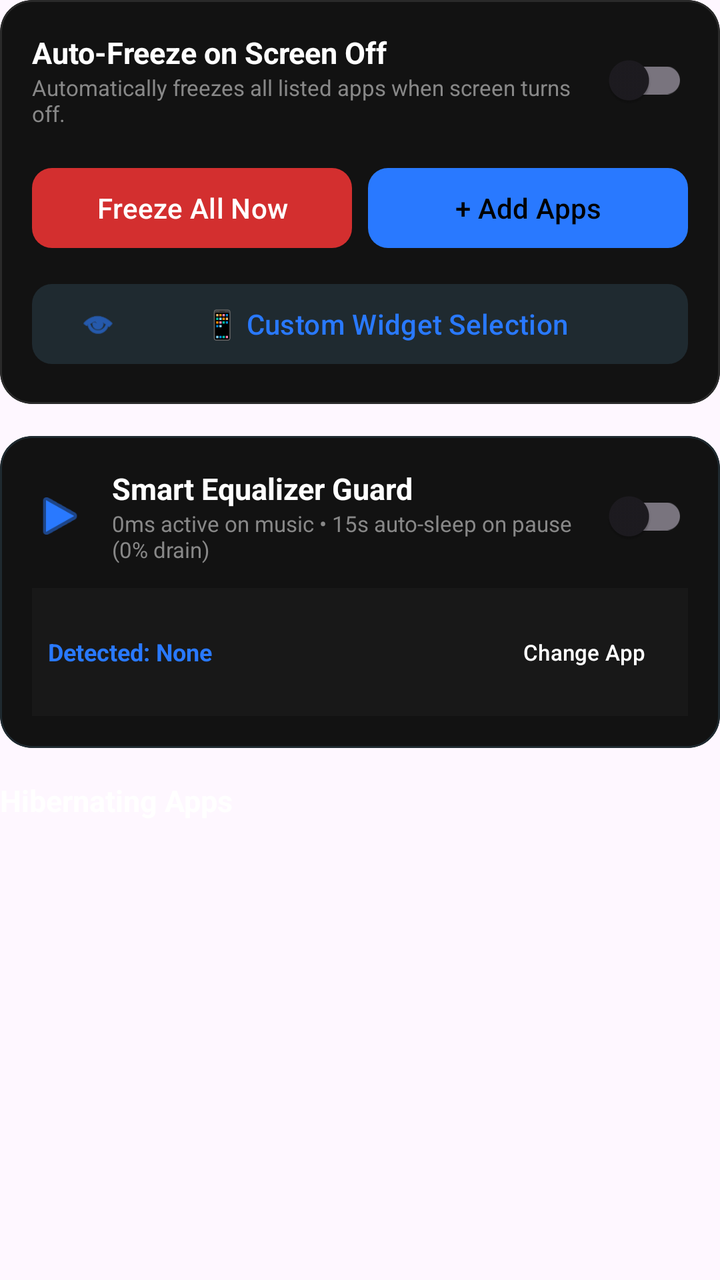
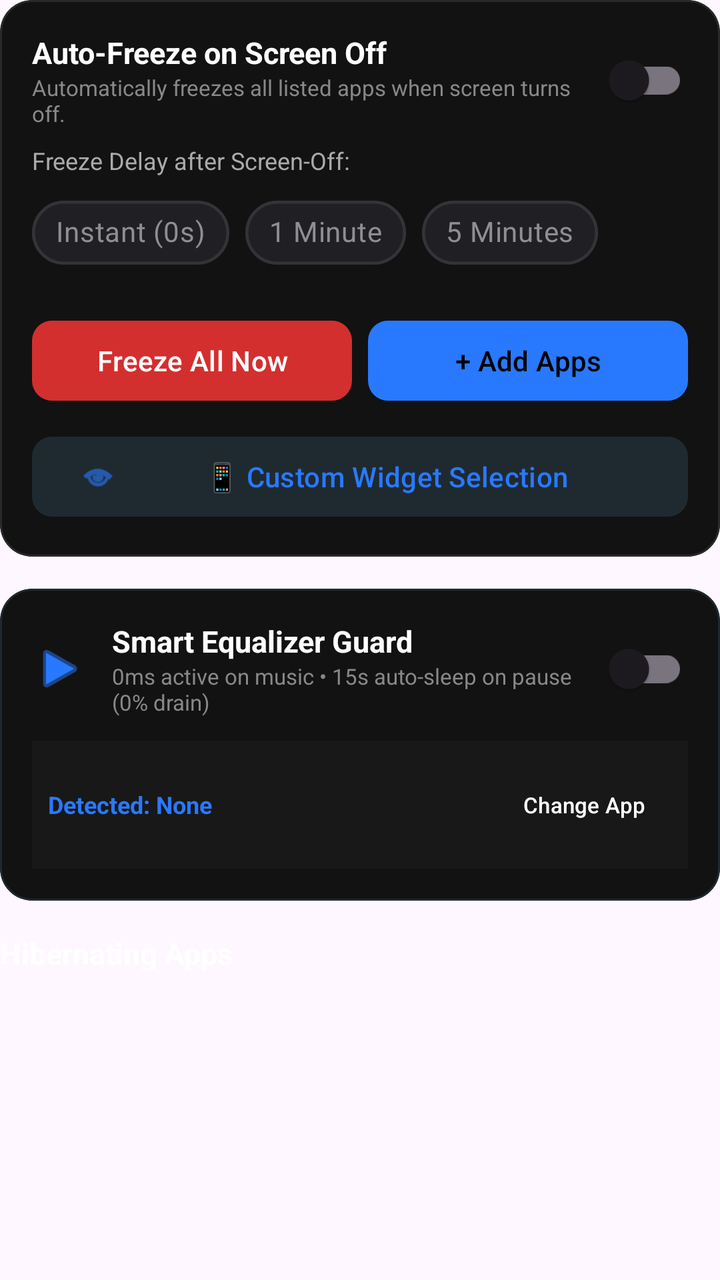

Screens rendered from an Android XML layout before and after an edit, with the pre-edit source and the edit as a unified diff.
<!-- AndroidManifest.xml: application theme Theme.PhoneControl -->
<!-- res/layout/layout_freezer_header.xml -->
<?xml version="1.0" encoding="utf-8"?>
<LinearLayout xmlns:android="http://schemas.android.com/apk/res/android"
    xmlns:app="http://schemas.android.com/apk/res-auto"
    android:layout_width="match_parent"
    android:layout_height="wrap_content"
    android:orientation="vertical"
    android:paddingBottom="8dp">

    
    <com.google.android.material.card.MaterialCardView
        android:id="@+id/cardGlobalControls"
        android:layout_width="match_parent"
        android:layout_height="wrap_content"
        android:layout_marginBottom="16dp"
        app:cardCornerRadius="16dp"
        app:cardBackgroundColor="#121212"
        app:strokeWidth="1dp"
        app:strokeColor="#2A2A2A">

        <LinearLayout
            android:layout_width="match_parent"
            android:layout_height="wrap_content"
            android:orientation="vertical"
            android:padding="16dp">

            <LinearLayout
                android:layout_width="match_parent"
                android:layout_height="wrap_content"
                android:gravity="center_vertical">
                <LinearLayout
                    android:layout_width="0dp"
                    android:layout_height="wrap_content"
                    android:layout_weight="1"
                    android:orientation="vertical">
                    <TextView
                        android:layout_width="wrap_content"
                        android:layout_height="wrap_content"
                        android:text="Auto-Freeze on Screen Off"
                        android:textColor="#FFFFFF"
                        android:textStyle="bold"
                        android:textSize="15sp" />
                    <TextView
                        android:layout_width="wrap_content"
                        android:layout_height="wrap_content"
                        android:text="Automatically freezes all listed apps when screen turns off."
                        android:textColor="#888888"
                        android:textSize="11sp" />
                </LinearLayout>
                <com.google.android.material.switchmaterial.SwitchMaterial
                    android:id="@+id/switchAutoFreeze"
                    android:layout_width="wrap_content"
                    android:layout_height="wrap_content" />
            </LinearLayout>

            <LinearLayout
                android:layout_width="match_parent"
                android:layout_height="wrap_content"
                android:orientation="horizontal"
                android:layout_marginTop="16dp">

                <com.google.android.material.button.MaterialButton
                    android:id="@+id/btnFreezeAll"
                    android:layout_width="0dp"
                    android:layout_height="wrap_content"
                    android:layout_weight="1"
                    android:text="Freeze All Now"
                    android:textColor="#FFFFFF"
                    app:backgroundTint="#D32F2F"
                    app:cornerRadius="10dp"
                    android:layout_marginEnd="8dp" />

                <com.google.android.material.button.MaterialButton
                    android:id="@+id/btnAddApps"
                    android:layout_width="0dp"
                    android:layout_height="wrap_content"
                    android:layout_weight="1"
                    android:text="+ Add Apps"
                    android:textColor="#000000"
                    app:backgroundTint="@color/color_freezer"
                    app:cornerRadius="10dp" />
            </LinearLayout>

            <com.google.android.material.button.MaterialButton
                android:id="@+id/btnCustomWidgetApps"
                style="@style/Widget.Material3.Button.TonalButton"
                android:layout_width="match_parent"
                android:layout_height="wrap_content"
                android:layout_marginTop="10dp"
                android:text="📱 Custom Widget Selection"
                android:textColor="@color/color_freezer"
                app:icon="@android:drawable/ic_menu_view"
                app:iconTint="@color/color_freezer"
                app:backgroundTint="#1F2A30"
                app:cornerRadius="10dp" />

        </LinearLayout>
    </com.google.android.material.card.MaterialCardView>

    
    <com.google.android.material.card.MaterialCardView
        android:id="@+id/cardEqualizerGuard"
        android:layout_width="match_parent"
        android:layout_height="wrap_content"
        android:layout_marginBottom="16dp"
        app:cardCornerRadius="16dp"
        app:cardBackgroundColor="#121212"
        app:strokeWidth="1dp"
        app:strokeColor="#1F2A30">

        <LinearLayout
            android:layout_width="match_parent"
            android:layout_height="wrap_content"
            android:orientation="vertical"
            android:padding="16dp">

            <LinearLayout
                android:layout_width="match_parent"
                android:layout_height="wrap_content"
                android:gravity="center_vertical">

                <ImageView
                    android:layout_width="28dp"
                    android:layout_height="28dp"
                    android:src="@android:drawable/ic_media_play"
                    app:tint="@color/color_freezer"
                    android:layout_marginEnd="12dp" />

                <LinearLayout
                    android:layout_width="0dp"
                    android:layout_height="wrap_content"
                    android:layout_weight="1"
                    android:orientation="vertical">

                    <TextView
                        android:layout_width="wrap_content"
                        android:layout_height="wrap_content"
                        android:text="Smart Equalizer Guard"
                        android:textColor="#FFFFFF"
                        android:textStyle="bold"
                        android:textSize="15sp" />

                    <TextView
                        android:id="@+id/tvEqualizerDesc"
                        android:layout_width="wrap_content"
                        android:layout_height="wrap_content"
                        android:text="0ms active on music • 15s auto-sleep on pause (0% drain)"
                        android:textColor="#888888"
                        android:textSize="11sp" />
                </LinearLayout>

                <com.google.android.material.switchmaterial.SwitchMaterial
                    android:id="@+id/switchEqualizerGuard"
                    android:layout_width="wrap_content"
                    android:layout_height="wrap_content" />
            </LinearLayout>

            <LinearLayout
                android:layout_width="match_parent"
                android:layout_height="wrap_content"
                android:orientation="horizontal"
                android:gravity="center_vertical"
                android:layout_marginTop="12dp"
                android:padding="8dp"
                android:background="#181818">

                <TextView
                    android:id="@+id/tvDetectedEqualizer"
                    android:layout_width="0dp"
                    android:layout_height="wrap_content"
                    android:layout_weight="1"
                    android:text="Detected: None"
                    android:textColor="@color/color_freezer"
                    android:textSize="12sp"
                    android:textStyle="bold" />

                <com.google.android.material.button.MaterialButton
                    android:id="@+id/btnChangeEqualizer"
                    style="@style/Widget.Material3.Button.TextButton"
                    android:layout_width="wrap_content"
                    android:layout_height="wrap_content"
                    android:text="Change App"
                    android:textColor="#FFFFFF"
                    android:textSize="11sp" />
            </LinearLayout>
        </LinearLayout>
    </com.google.android.material.card.MaterialCardView>

    
    <LinearLayout
        android:id="@+id/layoutEditActions"
        android:layout_width="match_parent"
        android:layout_height="wrap_content"
        android:orientation="horizontal"
        android:gravity="center_vertical"
        android:padding="8dp"
        android:background="#1E1E24"
        android:layout_marginBottom="8dp"
        android:visibility="gone">

        <TextView
            android:id="@+id/tvEditModeTitle"
            android:layout_width="0dp"
            android:layout_height="wrap_content"
            android:layout_weight="1"
            android:text="Select apps to unfreeze"
            android:textColor="#FFFFFF"
            android:textSize="12sp"
            android:textStyle="bold" />

        <com.google.android.material.button.MaterialButton
            android:id="@+id/btnRemoveSelected"
            style="@style/Widget.Material3.Button.TonalButton"
            android:layout_width="wrap_content"
            android:layout_height="36dp"
            android:text="Unfreeze Selected"
            android:textColor="#FF5252"
            android:textSize="11sp"
            android:layout_marginEnd="4dp" />

        <com.google.android.material.button.MaterialButton
            android:id="@+id/btnCancelEdit"
            style="@style/Widget.Material3.Button.TextButton"
            android:layout_width="wrap_content"
            android:layout_height="36dp"
            android:text="Done"
            android:textColor="#AAAAAA"
            android:textSize="11sp" />
    </LinearLayout>

    <TextView
        android:id="@+id/tvHibernatingTitle"
        android:layout_width="match_parent"
        android:layout_height="wrap_content"
        android:text="Hibernating Apps"
        android:textColor="#FFFFFF"
        android:textSize="15sp"
        android:textStyle="bold"
        android:layout_marginBottom="8dp" />

    <TextView
        android:id="@+id/tvEmptyState"
        android:layout_width="match_parent"
        android:layout_height="wrap_content"
        android:text="No apps in hibernation list.\nTap '+ Add Apps' above to select apps to freeze."
        android:textColor="#888888"
        android:gravity="center"
        android:paddingTop="32dp"
        android:paddingBottom="32dp"
        android:textSize="13sp"
        android:visibility="gone" />

</LinearLayout>
<!-- resources referenced by this layout -->
<resources>
  <color name="color_freezer">#2979FF</color>
  <style name="Theme.PhoneControl" parent="Theme.Material3.DayNight.NoActionBar">
          
          <item name="colorPrimary">@color/purple_500</item>
          <item name="colorPrimaryVariant">@color/purple_700</item>
          <item name="colorOnPrimary">@color/white</item>
          
          <item name="colorSecondary">@color/teal_200</item>
          <item name="colorSecondaryVariant">@color/teal_700</item>
          <item name="colorOnSecondary">@color/black</item>
          
          <item name="android:statusBarColor">@android:color/black</item>
          <item name="android:windowLightStatusBar" tools:targetApi="m">false</item>
          
          
          
      </style>
  <color name="purple_500">#FF6200EE</color>
  <color name="purple_700">#FF3700B3</color>
  <color name="white">#FFFFFFFF</color>
  <color name="teal_200">#FF03DAC5</color>
  <color name="teal_700">#FF018786</color>
  <color name="black">#FF000000</color>
</resources>

<!-- the commit's change to res/layout/layout_freezer_header.xml (unified diff, before → after) -->
@@ -50,6 +50,67 @@
                     android:id="@+id/switchAutoFreeze"
                     android:layout_width="wrap_content"
                     android:layout_height="wrap_content" />
+            </LinearLayout>
+
+            
+            <LinearLayout
+                android:id="@+id/layoutDelayContainer"
+                android:layout_width="match_parent"
+                android:layout_height="wrap_content"
+                android:orientation="vertical"
+                android:layout_marginTop="8dp">
+
+                <TextView
+                    android:layout_width="wrap_content"
+                    android:layout_height="wrap_content"
+                    android:text="Freeze Delay after Screen-Off:"
+                    android:textColor="#AAAAAA"
+                    android:textSize="12sp"
+                    android:layout_marginBottom="4dp" />
+
+                <com.google.android.material.chip.ChipGroup
+                    android:id="@+id/chipGroupFreezeDelay"
+                    android:layout_width="wrap_content"
+                    android:layout_height="wrap_content"
+                    app:singleSelection="true"
+                    app:selectionRequired="true">
+
+                    <com.google.android.material.chip.Chip
+                        android:id="@+id/chipDelayInstant"
+                        style="@style/Widget.MaterialComponents.Chip.Choice"
+                        android:layout_width="wrap_content"
+                        android:layout_height="wrap_content"
+                        android:text="Instant (0s)"
+                        android:textStyle="bold"
+                        android:textColor="@color/chip_freezer_delay_text"
+                        app:chipBackgroundColor="@color/chip_freezer_delay_bg"
+                        app:chipStrokeColor="@color/chip_freezer_delay_stroke"
+                        app:chipStrokeWidth="1.5dp" />
+
+                    <com.google.android.material.chip.Chip
+                        android:id="@+id/chipDelay1m"
+                        style="@style/Widget.MaterialComponents.Chip.Choice"
+                        android:layout_width="wrap_content"
+                        android:layout_height="wrap_content"
+                        android:text="1 Minute"
+                        android:textStyle="bold"
+                        android:textColor="@color/chip_freezer_delay_text"
+                        app:chipBackgroundColor="@color/chip_freezer_delay_bg"
+                        app:chipStrokeColor="@color/chip_freezer_delay_stroke"
+                        app:chipStrokeWidth="1.5dp" />
+
+                    <com.google.android.material.chip.Chip
+                        android:id="@+id/chipDelay5m"
+                        style="@style/Widget.MaterialComponents.Chip.Choice"
+                        android:layout_width="wrap_content"
+                        android:layout_height="wrap_content"
+                        android:text="5 Minutes"
+                        android:textStyle="bold"
+                        android:textColor="@color/chip_freezer_delay_text"
+                        app:chipBackgroundColor="@color/chip_freezer_delay_bg"
+                        app:chipStrokeColor="@color/chip_freezer_delay_stroke"
+                        app:chipStrokeWidth="1.5dp" />
+                </com.google.android.material.chip.ChipGroup>
             </LinearLayout>
 
             <LinearLayout
